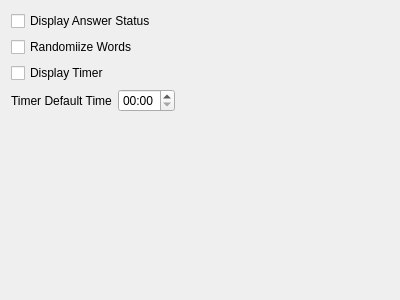
This is Forms/SettingsWidgetQuiz.ui in iatanasov77/qvocabulary as Qt 5 draws it before an edit. The edited form follows.
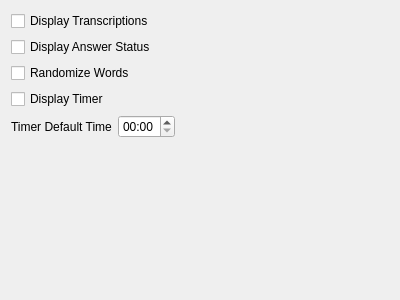
This is the edited form.

Commit message: Add Transcriptions in the quiz. Make Groups scrollable in the Quiz Parameters.

What changed in the file:
```diff
--- a/Forms/SettingsWidgetQuiz.ui
+++ b/Forms/SettingsWidgetQuiz.ui
@@ -14,6 +14,30 @@
    <string>Frame</string>
   </property>
   <layout class="QVBoxLayout" name="verticalLayout">
+   <item>
+    <layout class="QHBoxLayout" name="horizontalLayout_5">
+     <item>
+      <widget class="QCheckBox" name="chDisplayTranscriptions">
+       <property name="text">
+        <string>Display Transcriptions</string>
+       </property>
+      </widget>
+     </item>
+     <item>
+      <spacer name="horizontalSpacer_5">
+       <property name="orientation">
+        <enum>Qt::Horizontal</enum>
+       </property>
+       <property name="sizeHint" stdset="0">
+        <size>
+         <width>40</width>
+         <height>20</height>
+        </size>
+       </property>
+      </spacer>
+     </item>
+    </layout>
+   </item>
    <item>
     <layout class="QHBoxLayout" name="horizontalLayout_3">
      <item>
@@ -43,7 +67,7 @@
      <item>
       <widget class="QCheckBox" name="chRandomiizeWords">
        <property name="text">
-        <string>Randomiize Words</string>
+        <string>Randomize Words</string>
        </property>
       </widget>
      </item>
```
Left out of the diff: 4 changed lines with no effect on the pictures. The commit also changes 19 other files.
